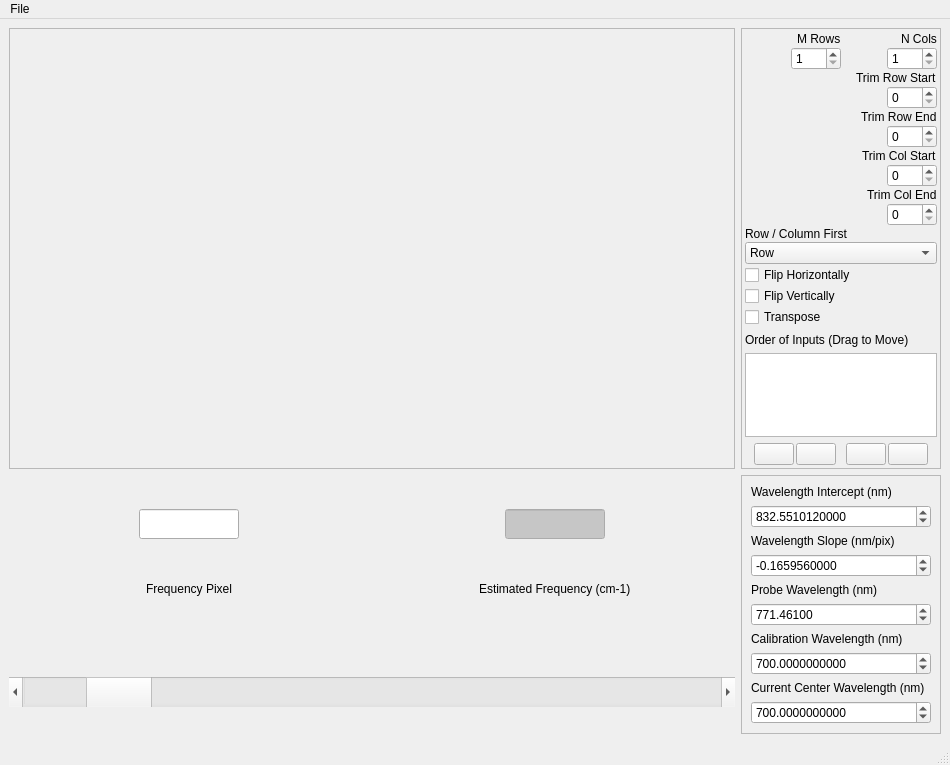
Old version of the form crikit/ui/qt5/ui_Mosaic.ui in the repository CCampJr/CRIkit2.
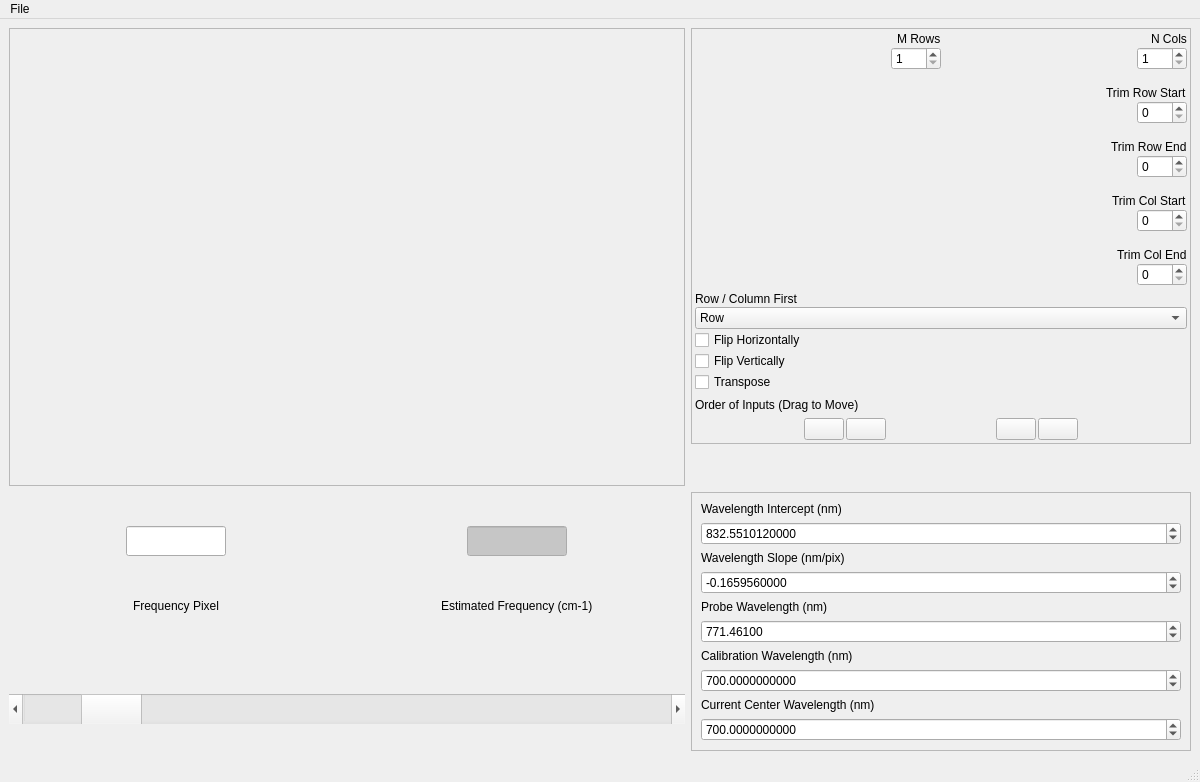
New version of the form. Icons and pictures are not drawn.

Commit message: 2: Checks for dupes and non-3D dsets. Also, added DnDReorderListWidget

Diff of the .ui file:
```diff
--- a/crikit/ui/qt5/ui_Mosaic.ui
+++ b/crikit/ui/qt5/ui_Mosaic.ui
@@ -6,13 +6,13 @@
    <rect>
     <x>0</x>
     <y>0</y>
-    <width>950</width>
-    <height>765</height>
+    <width>1200</width>
+    <height>782</height>
    </rect>
   </property>
   <property name="maximumSize">
    <size>
-    <width>950</width>
+    <width>1200</width>
     <height>16777215</height>
    </size>
   </property>
@@ -28,9 +28,15 @@
       </property>
       <item alignment="Qt::AlignRight">
        <widget class="QFrame" name="frame">
+        <property name="minimumSize">
+         <size>
+          <width>500</width>
+          <height>0</height>
+         </size>
+        </property>
         <property name="maximumSize">
          <size>
-          <width>200</width>
+          <width>500</width>
           <height>16777215</height>
          </size>
         </property>
@@ -375,37 +381,6 @@
            </property>
           </widget>
          </item>
-         <item>
-          <widget class="QListWidget" name="listWidgetDatasets">
-           <property name="sizePolicy">
-            <sizepolicy hsizetype="Preferred" vsizetype="Expanding">
-             <horstretch>0</horstretch>
-             <verstretch>0</verstretch>
-            </sizepolicy>
-           </property>
-           <property name="editTriggers">
-            <set>QAbstractItemView::NoEditTriggers</set>
-           </property>
-           <property name="dragEnabled">
-            <bool>true</bool>
-           </property>
-           <property name="dragDropMode">
-            <enum>QAbstractItemView::InternalMove</enum>
-           </property>
-           <property name="defaultDropAction">
-            <enum>Qt::MoveAction</enum>
-           </property>
-           <property name="alternatingRowColors">
-            <bool>false</bool>
-           </property>
-           <property name="selectionMode">
-            <enum>QAbstractItemView::SingleSelection</enum>
-           </property>
-           <property name="sortingEnabled">
-            <bool>false</bool>
-           </property>
-          </widget>
-         </item>
          <item>
           <layout class="QHBoxLayout" name="horizontalLayout_3">
            <property name="spacing">
@@ -933,7 +908,7 @@
     <rect>
      <x>0</x>
      <y>0</y>
-     <width>950</width>
+     <width>1200</width>
      <height>26</height>
     </rect>
    </property>
```
The commit also changes 2 other files.
